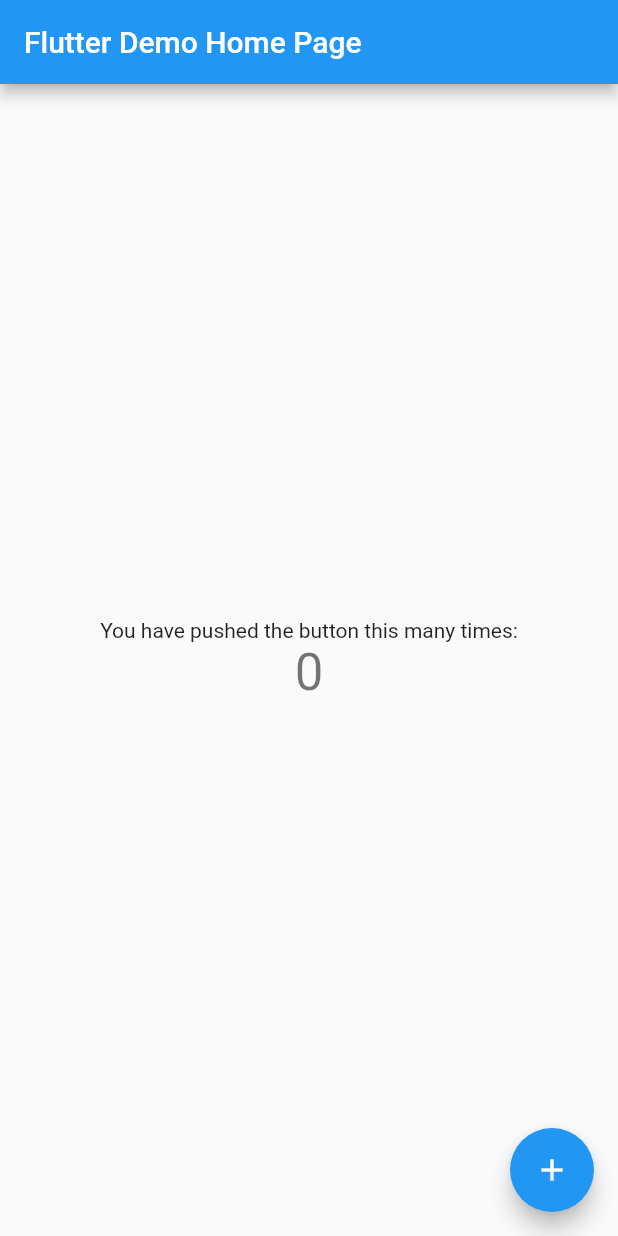
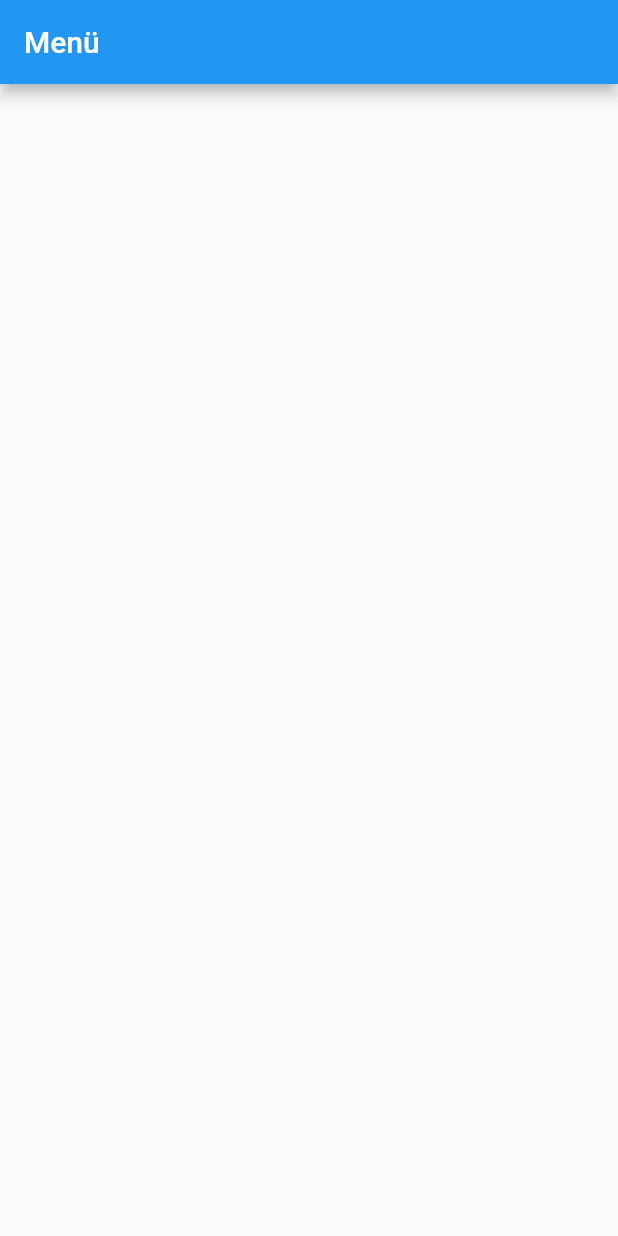
Before and after one commit to kabekus/flutter, a Flutter app: the screen it shows after launch, on a phone screen of 412 x 824 dp. Run offline on Flutter 3.47's test engine with Material 2 defaults, Android fonts, the phone set to English and light mode, and no system bars.

Commit message:
Boş Çerçeve Oluşturuldu

```diff
--- a/flutter_calisma/lib/main.dart
+++ b/flutter_calisma/lib/main.dart
@@ -1,113 +1,25 @@
 import 'package:flutter/material.dart';
 
-void main() {
-  runApp(MyApp());
-}
+void main() => runApp(MyApp());
 
 class MyApp extends StatelessWidget {
-  // This widget is the root of your application.
   @override
   Widget build(BuildContext context) {
     return MaterialApp(
-      title: 'Flutter Demo',
-      theme: ThemeData(
-        // This is the theme of your application.
-        //
-        // Try running your application with "flutter run". You'll see the
-        // application has a blue toolbar. Then, without quitting the app, try
-        // changing the primarySwatch below to Colors.green and then invoke
-        // "hot reload" (press "r" in the console where you ran "flutter run",
-        // or simply save your changes to "hot reload" in a Flutter IDE).
-        // Notice that the counter didn't reset back to zero; the application
-        // is not restarted.
-        primarySwatch: Colors.blue,
-      ),
-      home: MyHomePage(title: 'Flutter Demo Home Page'),
+      title: "Mobil Uygulamam",
+      home: AnaEkran(),
     );
   }
 }
 
-class MyHomePage extends StatefulWidget {
-  MyHomePage({Key key, this.title}) : super(key: key);
-
-  // This widget is the home page of your application. It is stateful, meaning
-  // that it has a State object (defined below) that contains fields that affect
-  // how it looks.
-
-  // This class is the configuration for the state. It holds the values (in this
-  // case the title) provided by the parent (in this case the App widget) and
-  // used by the build method of the State. Fields in a Widget subclass are
-  // always marked "final".
-
-  final String title;
-
-  @override
-  _MyHomePageState createState() => _MyHomePageState();
-}
-
-class _MyHomePageState extends State<MyHomePage> {
-  int _counter = 0;
-
-  void _incrementCounter() {
-    setState(() {
-      // This call to setState tells the Flutter framework that something has
-      // changed in this State, which causes it to rerun the build method below
-      // so that the display can reflect the updated values. If we changed
-      // _counter without calling setState(), then the build method would not be
-      // called again, and so nothing would appear to happen.
-      _counter++;
-    });
-  }
-
+class AnaEkran extends StatelessWidget {
   @override
   Widget build(BuildContext context) {
-    // This method is rerun every time setState is called, for instance as done
-    // by the _incrementCounter method above.
-    //
-    // The Flutter framework has been optimized to make rerunning build methods
-    // fast, so that you can just rebuild anything that needs updating rather
-    // than having to individually change instances of widgets.
     return Scaffold(
       appBar: AppBar(
-        // Here we take the value from the MyHomePage object that was created by
-        // the App.build method, and use it to set our appbar title.
-        title: Text(widget.title),
+        title: Text("Menü"),
       ),
-      body: Center(
-        // Center is a layout widget. It takes a single child and positions it
-        // in the middle of the parent.
-        child: Column(
-          // Column is also a layout widget. It takes a list of children and
-          // arranges them vertically. By default, it sizes itself to fit its
-          // children horizontally, and tries to be as tall as its parent.
-          //
-          // Invoke "debug painting" (press "p" in the console, choose the
-          // "Toggle Debug Paint" action from the Flutter Inspector in Android
-          // Studio, or the "Toggle Debug Paint" command in Visual Studio Code)
-          // to see the wireframe for each widget.
-          //
-          // Column has various properties to control how it sizes itself and
-          // how it positions its children. Here we use mainAxisAlignment to
-          // center the children vertically; the main axis here is the vertical
-          // axis because Columns are vertical (the cross axis would be
-          // horizontal).
-          mainAxisAlignment: MainAxisAlignment.center,
-          children: <Widget>[
-            Text(
-              'You have pushed the button this many times:',
-            ),
-            Text(
-              '$_counter',
-              style: Theme.of(context).textTheme.headline4,
-            ),
-          ],
-        ),
-      ),
-      floatingActionButton: FloatingActionButton(
-        onPressed: _incrementCounter,
-        tooltip: 'Increment',
-        child: Icon(Icons.add),
-      ), // This trailing comma makes auto-formatting nicer for build methods.
+      body: Container(),
     );
   }
 }
```
